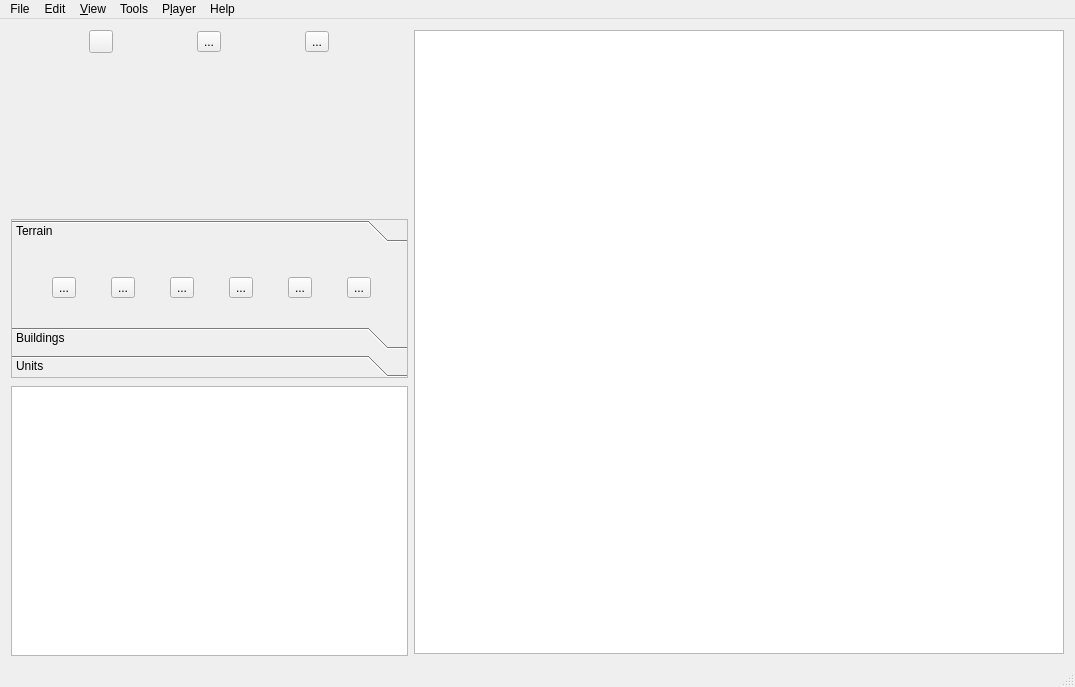
Old version of the form MapEditor/mainwindow.ui in the repository projectdelphai/ECS160_MapEditor.
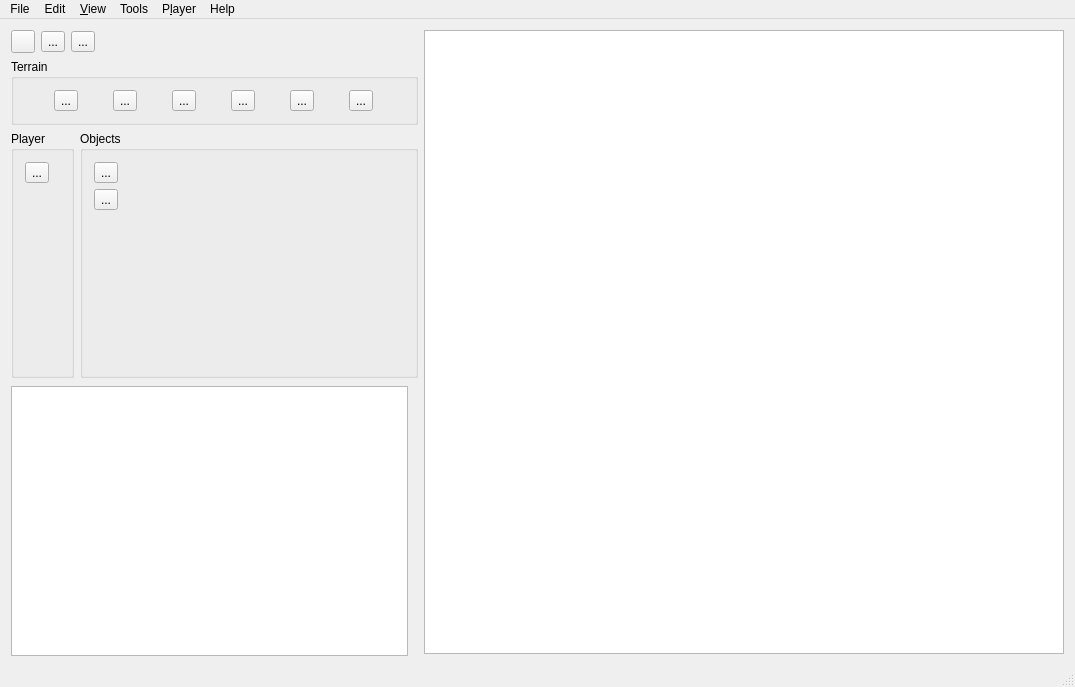
New version of the form. Icons and pictures are not drawn.

Commit message: Layout and buttons

Diff of the .ui file:
```diff
--- a/MapEditor/mainwindow.ui
+++ b/MapEditor/mainwindow.ui
@@ -32,34 +32,6 @@
      <layout class="QVBoxLayout" name="verticalLayout">
       <item>
        <layout class="QGridLayout" name="gridLayout">
-        <item row="0" column="3">
-         <widget class="QToolButton" name="button_save">
-          <property name="text">
-           <string>...</string>
-          </property>
-          <property name="icon">
-           <iconset resource="icons.qrc">
-            <normaloff>:/toolbar/icons/toolbar/toolbar3.bmp</normaloff>:/toolbar/icons/toolbar/toolbar3.bmp</iconset>
-          </property>
-          <property name="shortcut">
-           <string>Meta+S, Ctrl+S</string>
-          </property>
-         </widget>
-        </item>
-        <item row="0" column="2">
-         <widget class="QToolButton" name="button_open">
-          <property name="text">
-           <string>...</string>
-          </property>
-          <property name="icon">
-           <iconset resource="icons.qrc">
-            <normaloff>:/toolbar/icons/toolbar/toolbar2.bmp</normaloff>:/toolbar/icons/toolbar/toolbar2.bmp</iconset>
-          </property>
-          <property name="shortcut">
-           <string>Meta+O, Ctrl+O</string>
-          </property>
-         </widget>
-        </item>
         <item row="0" column="1">
          <widget class="QToolButton" name="button_new">
           <property name="icon">
@@ -71,64 +43,58 @@
           </property>
          </widget>
         </item>
+        <item row="0" column="2">
+         <widget class="QToolButton" name="button_open">
+          <property name="text">
+           <string>...</string>
+          </property>
+          <property name="icon">
+           <iconset resource="icons.qrc">
+            <normaloff>:/toolbar/icons/toolbar/toolbar2.bmp</normaloff>:/toolbar/icons/toolbar/toolbar2.bmp</iconset>
+          </property>
+          <property name="shortcut">
+           <string>Meta+O, Ctrl+O</string>
+          </property>
+         </widget>
+        </item>
+        <item row="0" column="3">
+         <widget class="QToolButton" name="button_save">
+          <property name="text">
+           <string>...</string>
+          </property>
+          <property name="icon">
+           <iconset resource="icons.qrc">
+            <normaloff>:/toolbar/icons/toolbar/toolbar3.bmp</normaloff>:/toolbar/icons/toolbar/toolbar3.bmp</iconset>
+          </property>
+          <property name="shortcut">
+           <string>Meta+S, Ctrl+S</string>
+          </property>
+         </widget>
+        </item>
+        <item row="0" column="4">
+         <spacer name="horizontalSpacer_2">
+          <property name="orientation">
+           <enum>Qt::Horizontal</enum>
+          </property>
+          <property name="sizeHint" stdset="0">
+           <size>
+            <width>40</width>
+            <height>20</height>
+           </size>
+          </property>
+         </spacer>
+        </item>
        </layout>
       </item>
       <item>
-       <spacer name="verticalSpacer">
-        <property name="orientation">
-         <enum>Qt::Vertical</enum>
-        </property>
-        <property name="sizeHint" stdset="0">
-         <size>
-          <width>20</width>
-          <height>40</height>
-         </size>
-        </property>
-       </spacer>
-      </item>
-      <item>
-       <layout class="QGridLayout" name="gridLayout_3"/>
-      </item>
-      <item>
-       <widget class="QToolBox" name="toolBox">
-        <property name="sizePolicy">
-         <sizepolicy hsizetype="Fixed" vsizetype="Preferred">
-          <horstretch>0</horstretch>
-          <verstretch>0</verstretch>
-         </sizepolicy>
-        </property>
-        <property name="minimumSize">
-         <size>
-          <width>397</width>
-          <height>0</height>
-         </size>
-        </property>
-        <property name="frameShape">
-         <enum>QFrame::StyledPanel</enum>
-        </property>
-        <widget class="QWidget" name="tools_terrain">
-         <property name="geometry">
-          <rect>
-           <x>0</x>
-           <y>0</y>
-           <width>395</width>
-           <height>77</height>
-          </rect>
-         </property>
-         <attribute name="label">
-          <string>Terrain</string>
-         </attribute>
-         <widget class="QWidget" name="gridLayoutWidget_3">
-          <property name="geometry">
-           <rect>
-            <x>0</x>
-            <y>0</y>
-            <width>401</width>
-            <height>80</height>
-           </rect>
+       <layout class="QHBoxLayout" name="horizontalLayout_3">
+        <item>
+         <widget class="QGroupBox" name="tools_terrain">
+          <property name="title">
+           <string>Terrain</string>
           </property>
-          <layout class="QGridLayout" name="gridLayout_5">
-           <item row="0" column="0">
+          <layout class="QHBoxLayout" name="horizontalLayout_4">
+           <item>
             <widget class="QToolButton" name="tool_grass">
              <property name="text">
               <string>...</string>
@@ -151,7 +117,30 @@
              </property>
             </widget>
            </item>
-           <item row="0" column="2">
+           <item>
+            <widget class="QToolButton" name="tool_dirt">
+             <property name="text">
+              <string>...</string>
+             </property>
+             <property name="icon">
+              <iconset resource="icons.qrc">
+               <normaloff>:/toolbar/icons/toolbar/tool_dirt.png</normaloff>:/toolbar/icons/toolbar/tool_dirt.png</iconset>
+             </property>
+             <property name="iconSize">
+              <size>
+               <width>32</width>
+               <height>32</height>
+              </size>
+             </property>
+             <property name="checkable">
+              <bool>true</bool>
+             </property>
+             <property name="autoExclusive">
+              <bool>true</bool>
+             </property>
+            </widget>
+           </item>
+           <item>
             <widget class="QToolButton" name="tool_water">
              <property name="text">
               <string>...</string>
@@ -177,7 +166,7 @@
              </property>
             </widget>
            </item>
-           <item row="0" column="4">
+           <item>
             <widget class="QToolButton" name="tool_tree">
              <property name="text">
               <string>...</string>
@@ -200,53 +189,7 @@
              </property>
             </widget>
            </item>
-           <item row="0" column="5">
-            <widget class="QToolButton" name="tool_wall">
-             <property name="text">
-              <string>...</string>
-             </property>
-             <property name="icon">
-              <iconset resource="icons.qrc">
-               <normaloff>:/toolbar/icons/toolbar/tool_wall.png</normaloff>:/toolbar/icons/toolbar/tool_wall.png</iconset>
-             </property>
-             <property name="iconSize">
-              <size>
-               <width>32</width>
-               <height>32</height>
-              </size>
-             </property>
-             <property name="checkable">
-              <bool>true</bool>
-             </property>
-             <property name="autoExclusive">
-              <bool>true</bool>
-             </property>
-            </widget>
-           </item>
-           <item row="0" column="1">
-            <widget class="QToolButton" name="tool_dirt">
-             <property name="text">
-              <string>...</string>
-             </property>
-             <property name="icon">
-              <iconset resource="icons.qrc">
-               <normaloff>:/toolbar/icons/toolbar/tool_dirt.png</normaloff>:/toolbar/icons/toolbar/tool_dirt.png</iconset>
-             </property>
-             <property name="iconSize">
-              <size>
-               <width>32</width>
-               <height>32</height>
-              </size>
-             </property>
-             <property name="checkable">
-              <bool>true</bool>
-             </property>
-             <property name="autoExclusive">
-              <bool>true</bool>
-             </property>
-            </widget>
-           </item>
-           <item row="0" column="3">
+           <item>
             <widget class="QToolButton" name="tool_rock">
              <property name="text">
               <string>...</string>
@@ -269,36 +212,172 @@
              </property>
             </widget>
            </item>
+           <item>
+            <widget class="QToolButton" name="tool_wall">
+             <property name="text">
+              <string>...</string>
+             </property>
+             <property name="icon">
+              <iconset resource="icons.qrc">
+               <normaloff>:/toolbar/icons/toolbar/tool_wall.png</normaloff>:/toolbar/icons/toolbar/tool_wall.png</iconset>
+             </property>
+             <property name="iconSize">
+              <size>
+               <width>32</width>
+               <height>32</height>
+              </size>
+             </property>
+             <property name="checkable">
+              <bool>true</bool>
+             </property>
+             <property name="autoExclusive">
+              <bool>true</bool>
+             </property>
+            </widget>
+           </item>
           </layout>
+          <zorder>horizontalLayoutWidget</zorder>
+          <zorder>tool_rock</zorder>
+          <zorder>tool_tree</zorder>
+          <zorder>tool_wall</zorder>
+          <zorder>tool_grass</zorder>
+          <zorder>tool_dirt</zorder>
+          <zorder>tool_water</zorder>
          </widget>
-        </widget>
-        <widget class="QWidget" name="tools_buildings">
-         <property name="geometry">
-          <rect>
-           <x>0</x>
-           <y>0</y>
-           <width>395</width>
-           <height>77</height>
-          </rect>
-         </property>
-         <attribute name="label">
-          <string>Buildings</string>
-         </attribute>
-        </widget>
-        <widget class="QWidget" name="tools_units">
-         <property name="geometry">
-          <rect>
-           <x>0</x>
-           <y>0</y>
-           <width>395</width>
-           <height>77</height>
-          </rect>
-         </property>
-         <attribute name="label">
-          <string>Units</string>
-         </attribute>
-        </widget>
-       </widget>
+        </item>
+       </layout>
+      </item>
+      <item>
+       <layout class="QHBoxLayout" name="horizontalLayout_5">
+        <item>
+         <layout class="QVBoxLayout" name="verticalLayout_3">
+          <item>
+           <widget class="QGroupBox" name="groupBox">
+            <property name="title">
+             <string>Player</string>
+            </property>
+            <layout class="QVBoxLayout" name="verticalLayout_5">
+             <item>
+              <widget class="QToolButton" name="toolButton">
+               <property name="text">
+                <string>...</string>
+               </property>
+               <property name="icon">
+                <iconset resource="icons.qrc">
+                 <normaloff>:/toolbar/icons/toolbar/tool_p1.png</normaloff>:/toolbar/icons/toolbar/tool_p1.png</iconset>
+               </property>
+               <property name="iconSize">
+                <size>
+                 <width>16</width>
+                 <height>16</height>
+                </size>
+               </property>
+              </widget>
+             </item>
+             <item>
+              <spacer name="verticalSpacer_2">
+               <property name="orientation">
+                <enum>Qt::Vertical</enum>
+               </property>
+               <property name="sizeHint" stdset="0">
+                <size>
+                 <width>20</width>
+                 <height>40</height>
+                </size>
+               </property>
+              </spacer>
+             </item>
+            </layout>
+           </widget>
+          </item>
+         </layout>
+        </item>
+        <item>
+         <layout class="QVBoxLayout" name="verticalLayout_4">
+          <item>
+           <widget class="QGroupBox" name="groupBox_2">
+            <property name="title">
+             <string>Objects</string>
+            </property>
+            <layout class="QGridLayout" name="gridLayout_5">
+             <item row="0" column="0">
+              <widget class="QToolButton" name="tool_peasant1">
+               <property name="text">
+                <string>...</string>
+               </property>
+               <property name="icon">
+                <iconset resource="icons.qrc">
+                 <normaloff>:/toolbar/icons/toolbar/tool_peasant.png</normaloff>:/toolbar/icons/toolbar/tool_peasant.png</iconset>
+               </property>
+               <property name="iconSize">
+                <size>
+                 <width>46</width>
+                 <height>38</height>
+                </size>
+               </property>
+               <property name="checkable">
+                <bool>true</bool>
+               </property>
+               <property name="autoExclusive">
+                <bool>true</bool>
+               </property>
+              </widget>
+             </item>
+             <item row="1" column="0">
+              <widget class="QToolButton" name="tool_townhall1">
+               <property name="text">
+                <string>...</string>
+               </property>
+               <property name="icon">
+                <iconset resource="icons.qrc">
+                 <normaloff>:/toolbar/icons/toolbar/tool_townhall.png</normaloff>:/toolbar/icons/toolbar/tool_townhall.png</iconset>
+               </property>
+               <property name="iconSize">
+                <size>
+                 <width>46</width>
+                 <height>38</height>
+                </size>
+               </property>
+               <property name="checkable">
+                <bool>true</bool>
+               </property>
+               <property name="autoExclusive">
+                <bool>true</bool>
+               </property>
+              </widget>
+             </item>
+             <item row="2" column="0">
+              <spacer name="verticalSpacer">
+               <property name="orientation">
+                <enum>Qt::Vertical</enum>
+               </property>
+               <property name="sizeHint" stdset="0">
+                <size>
+                 <width>20</width>
+                 <height>40</height>
+                </size>
+               </property>
+              </spacer>
+             </item>
+             <item row="0" column="1">
+              <spacer name="horizontalSpacer">
+               <property name="orientation">
+                <enum>Qt::Horizontal</enum>
+               </property>
+               <property name="sizeHint" stdset="0">
+                <size>
+                 <width>40</width>
+                 <height>20</height>
+                </size>
+               </property>
+              </spacer>
+             </item>
+            </layout>
+           </widget>
+          </item>
+         </layout>
+        </item>
+       </layout>
       </item>
       <item>
        <widget class="QGraphicsView" name="graphicsView_2">
```
The commit also changes 20 other files.
